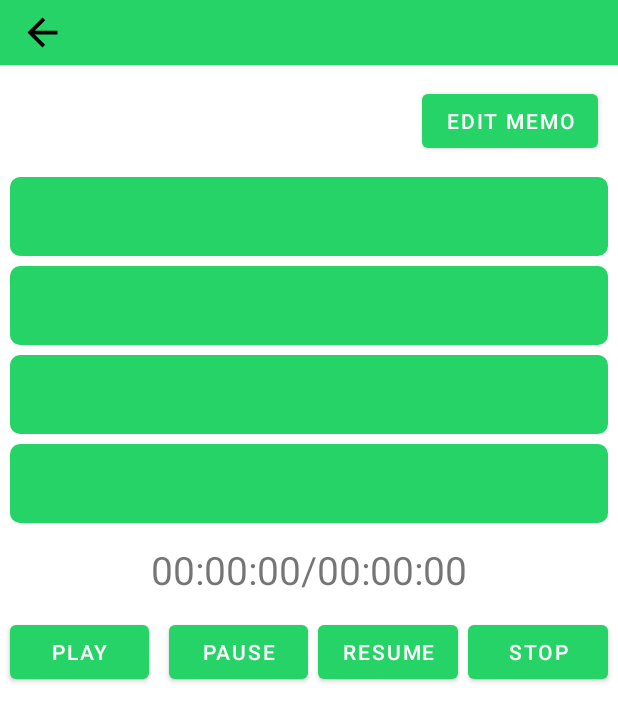
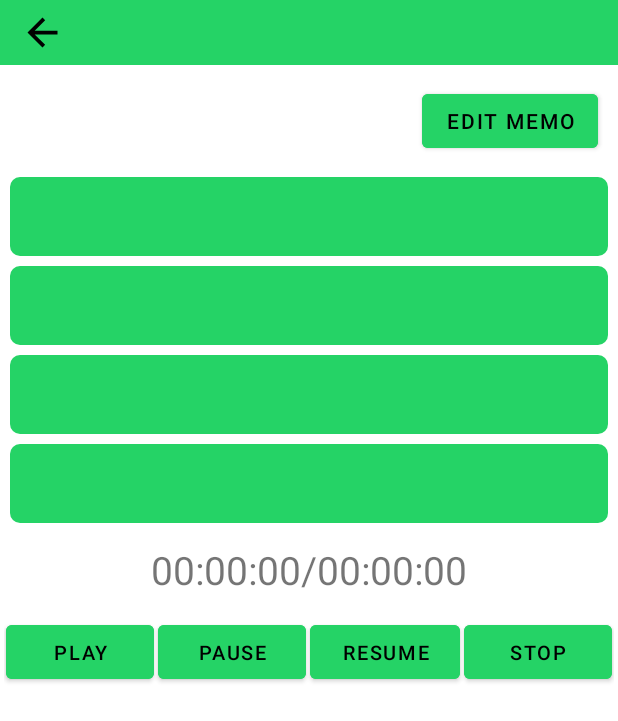
Before and after one commit to Abhish4k/PhoremAndr, an Android app: the layout fragment_view_memo.xml on its own in the app's theme, with its tools: preview values and no code run, on a phone screen of 412 x 824 dp. Shown: the top 721 px of the screen. Run offline under Robolectric (Android 15) with nearby library versions, the phone set to English and light mode, and no system bars.

Commit message:
Create Memo Issue Resolved

```diff
--- a/app/src/main/java/com/example/phoremandr/SplashScreen.java
+++ b/app/src/main/java/com/example/phoremandr/SplashScreen.java
@@ -62,6 +62,7 @@ public class SplashScreen extends BaseActivity {
 
         Intent intent = new Intent(this , ChatHeadService.class);
         intent.addFlags(Intent.FLAG_ACTIVITY_NEW_TASK);
+        intent.addFlags(Intent.FLAG_RECEIVER_FOREGROUND);
         startService(intent);
 
         FirebaseApp.initializeApp(SplashScreen.this);
--- a/app/src/main/java/com/example/phoremandr/api_services/ApiInterface.java
+++ b/app/src/main/java/com/example/phoremandr/api_services/ApiInterface.java
@@ -14,11 +14,13 @@ import okhttp3.MultipartBody;
 import okhttp3.RequestBody;
 import okhttp3.ResponseBody;
 import retrofit2.Call;
+import retrofit2.http.Body;
 import retrofit2.http.Field;
 import retrofit2.http.FormUrlEncoded;
 import retrofit2.http.Multipart;
 import retrofit2.http.POST;
 import retrofit2.http.Part;
+import retrofit2.http.Query;
 
 public interface ApiInterface {
 
@@ -69,8 +71,8 @@ public interface ApiInterface {
     @Multipart
     @POST("create_memo")
     Call<RegisterResponse> callCreateMemoWithVoiceApi(@Part("name") RequestBody name, @Part("user_id") RequestBody user_id,
-                                             @Part("phone_number") RequestBody phone_number, @Part("memo") RequestBody memo,
-                                             @Part("reminder") RequestBody reminder, @Part MultipartBody.Part voice_memo);
+                                                      @Part("phone_number") RequestBody phone_number, @Part("memo") RequestBody memo,
+                                                      @Part("reminder") RequestBody reminder, @Part MultipartBody.Part voice_memo);
 
 
 
--- a/app/src/main/java/com/example/phoremandr/base/BaseFragment.java
+++ b/app/src/main/java/com/example/phoremandr/base/BaseFragment.java
@@ -35,9 +35,6 @@ public abstract class BaseFragment<ViewDataBinding> extends Fragment {
         return  viewBinding.getRoot();
     }
 
-
-
-
     public abstract ViewBinding getViewModel(LayoutInflater layoutInflater, ViewGroup container);
 
     public  void  loadFragment(Fragment fragment, String name){
--- a/app/src/main/java/com/example/phoremandr/firebase_messaging_services/FirebaseMessageReceiver.java
+++ b/app/src/main/java/com/example/phoremandr/firebase_messaging_services/FirebaseMessageReceiver.java
@@ -11,10 +11,8 @@ import android.media.RingtoneManager;
 import android.net.Uri;
 import android.os.Build;
 import android.widget.RemoteViews;
-
 import androidx.annotation.NonNull;
 import androidx.core.app.NotificationCompat;
-
 import com.example.phoremandr.R;
 import com.example.phoremandr.SplashScreen;
 import com.example.phoremandr.activities.DashboardActivity;
@@ -22,8 +20,7 @@ import com.example.phoremandr.utils.AppValidator;
 import com.google.firebase.messaging.FirebaseMessagingService;
 import com.google.firebase.messaging.RemoteMessage;
 
-public class FirebaseMessageReceiver
-        extends FirebaseMessagingService {
+public class FirebaseMessageReceiver extends FirebaseMessagingService {
 
     // Override onNewToken to get new token
     @Override
--- a/app/src/main/java/com/example/phoremandr/fragment/ContactFragment.java
+++ b/app/src/main/java/com/example/phoremandr/fragment/ContactFragment.java
@@ -125,7 +125,7 @@ public class ContactFragment extends BaseFragment {
         if (filteredlist.isEmpty()) {
             // if no item is added in filtered list we are
             // displaying a toast message as no data found.
-            Toast.makeText(requireContext(), "No Data Found..", Toast.LENGTH_SHORT).show();
+//            Toast.makeText(requireContext(), "No Data Found..", Toast.LENGTH_SHORT).show();
             getContactList();
         } else {
             // at last we are passing that filtered
--- a/app/src/main/java/com/example/phoremandr/receiver/CallReceiver.java
+++ b/app/src/main/java/com/example/phoremandr/receiver/CallReceiver.java
@@ -15,7 +15,6 @@ public class CallReceiver extends PhoneCallReceiver {
     {
         context =   ctx;
 
-
     }
 
     @Override
--- a/app/src/main/res/layout/fragment_view_memo.xml
+++ b/app/src/main/res/layout/fragment_view_memo.xml
@@ -4,10 +4,6 @@
     <RelativeLayout
         android:layout_width="match_parent"
         android:layout_height="match_parent">
-
-
-
-
         <include
             android:id="@+id/viewMemoToolbar"
             layout="@layout/toolbar"/>
@@ -21,12 +17,16 @@
 
         <Button
             android:id="@+id/btnEditMemo"
-            android:layout_below="@+id/viewMemoToolbar"
             android:layout_width="wrap_content"
             android:layout_height="wrap_content"
+            android:layout_below="@+id/viewMemoToolbar"
             android:layout_alignParentEnd="true"
-            android:layout_margin="@dimen/_10sdp"
-            android:text="@string/edit_memo"/>
+            android:backgroundTint="@color/green_500"
+            android:layout_marginStart="@dimen/_10sdp"
+            android:layout_marginTop="@dimen/_10sdp"
+            android:layout_marginEnd="@dimen/_10sdp"
+            android:layout_marginBottom="@dimen/_10sdp"
+            android:text="@string/edit_memo" />
 
        <include
            android:id="@+id/tvName"
@@ -95,6 +95,8 @@
             android:layout_below="@+id/llAudioDuration"
             android:layout_width="match_parent"
             android:layout_marginTop="@dimen/_10sdp"
+            android:orientation="horizontal"
+            android:paddingHorizontal="@dimen/_2sdp"
             android:layout_height="wrap_content">
 
             <Button
@@ -102,7 +104,9 @@
                 android:layout_width="wrap_content"
                 android:layout_height="wrap_content"
                 android:layout_weight="1"
-                android:layout_marginHorizontal="@dimen/_5sdp"
+                android:textSize="@dimen/_10ssp"
+                android:layout_marginHorizontal="@dimen/_1sdp"
+                android:backgroundTint="@color/green_500"
                 android:text="@string/play"/>
 
             <Button
@@ -110,23 +114,29 @@
                 android:layout_width="wrap_content"
                 android:layout_height="wrap_content"
                 android:layout_weight="1"
-                android:layout_marginStart="@dimen/_5sdp"
+                android:textSize="@dimen/_10ssp"
+                android:layout_marginHorizontal="@dimen/_1sdp"
+                android:backgroundTint="@color/green_500"
                 android:text="@string/pause"/>
 
             <Button
                 android:id="@+id/btnResume"
                 android:layout_width="wrap_content"
                 android:layout_height="wrap_content"
-                android:layout_marginStart="@dimen/_5sdp"
-
+                android:layout_weight="1"
+                android:textSize="@dimen/_10ssp"
+                android:layout_marginHorizontal="@dimen/_1sdp"
+                android:backgroundTint="@color/green_500"
                 android:text="@string/resume"/>
 
             <Button
                 android:id="@+id/btnStop"
                 android:layout_width="wrap_content"
                 android:layout_height="wrap_content"
+                android:textSize="@dimen/_10ssp"
                 android:layout_weight="1"
-                android:layout_marginHorizontal="@dimen/_5sdp"
+                android:layout_marginHorizontal="@dimen/_1sdp"
+                android:backgroundTint="@color/green_500"
                 android:text="@string/stop"/>
 
 
--- a/app/src/main/res/layout/rv_add_alarm.xml
+++ b/app/src/main/res/layout/rv_add_alarm.xml
@@ -30,6 +30,7 @@
                android:layout_toStartOf="@id/btnStop"
                android:layout_width="wrap_content"
                android:layout_marginEnd="@dimen/_5sdp"
+               android:backgroundTint="@color/green_700"
                android:text="@string/play"
                android:layout_height="wrap_content"/>
            <Button
--- a/app/src/main/res/values-night/themes.xml
+++ b/app/src/main/res/values-night/themes.xml
@@ -1,14 +1,16 @@
 <resources xmlns:tools="http://schemas.android.com/tools">
     <!-- Base application theme. -->
-    <style name="Theme.PhoremAndr" parent="Theme.MaterialComponents.DayNight.DarkActionBar">
+    <style name="Theme.PhoremAndr" parent="Theme.MaterialComponents.Light.NoActionBar.Bridge">
+
+<!--        Theme.AppCompat.Light.NoActionBar-->
         <!-- Primary brand color. -->
         <item name="colorPrimary">@color/green_500</item>
         <item name="colorPrimaryVariant">@color/green_700</item>
-        <item name="colorOnPrimary">@color/black</item>
+        <item name="colorOnPrimary">@color/white</item>
         <!-- Secondary brand color. -->
         <item name="colorSecondary">@color/green_200</item>
         <item name="colorSecondaryVariant">@color/green_700</item>
-        <item name="colorOnSecondary">@color/black</item>
+        <item name="colorOnSecondary">@color/white</item>
         <!-- Status bar color. -->
         <item name="android:statusBarColor">?attr/colorPrimaryVariant</item>
         <!-- Customize your theme here. -->
--- a/app/src/main/res/values/themes.xml
+++ b/app/src/main/res/values/themes.xml
@@ -4,7 +4,7 @@
         <!-- Primary brand color. -->
         <item name="colorPrimary">@color/green_500</item>
         <item name="colorPrimaryVariant">@color/green_700</item>
-        <item name="colorOnPrimary">@color/white</item>
+        <item name="colorOnPrimary">@color/black</item>
         <!-- Secondary brand color. -->
         <item name="colorSecondary">@color/green_200</item>
         <item name="colorSecondaryVariant">@color/green_700</item>
```
Also changed, not shown: app/src/main/AndroidManifest.xml (+13 -7 lines), app/src/main/java/com/example/phoremandr/activities/DashboardActivity.java (+16 -2 lines), app/src/main/java/com/example/phoremandr/adapter/AddAlarmAdapter.java (+5 -7 lines), app/src/main/java/com/example/phoremandr/fragment/AddAlarmFragment.java (+4 -10 lines), app/src/main/java/com/example/phoremandr/fragment/CreateMemoFragment.java (+21 -15 lines), app/src/main/java/com/example/phoremandr/receiver/ChatHeadService.java (+33 -2 lines), app/src/main/java/com/example/phoremandr/receiver/PhoneCallReceiver.java (+3 -15 lines), app/src/main/res/layout/fragment_contacts.xml (+10 -11 lines), app/src/main/res/layout/fragment_create_memo.xml (+1 -8 lines).
